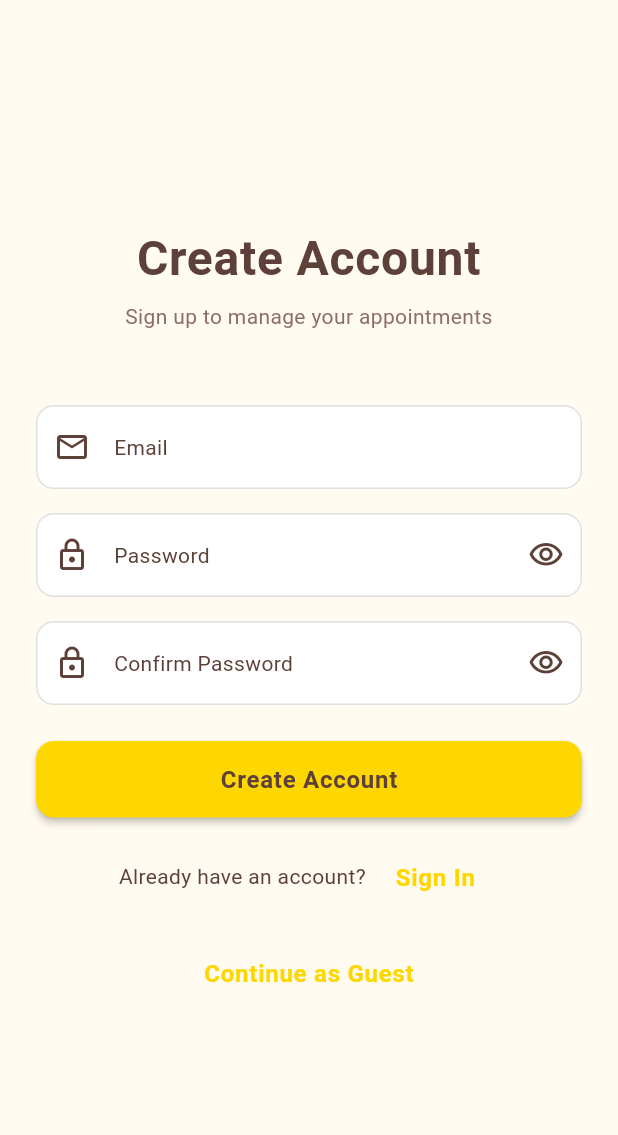
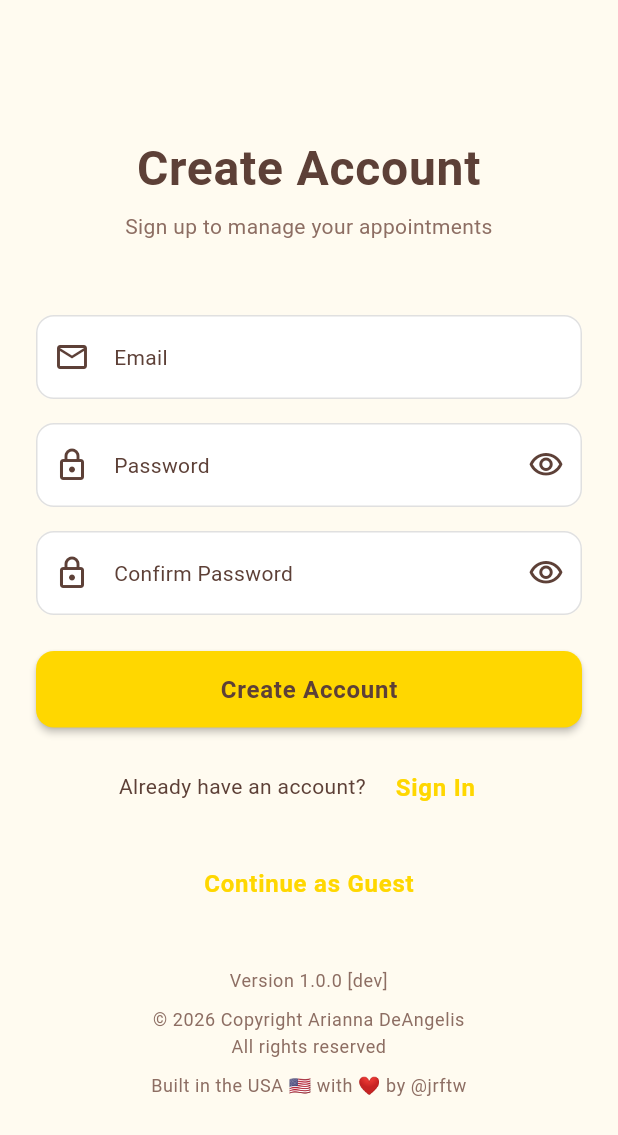
Before and after one commit to jrftw/Ari-s-Esthetician-App, a Flutter app: the SignUpScreen screen opened directly, on a phone screen of 412 x 824 dp. Shown: the top 1135 px of the screen. Run offline on Flutter 3.47's test engine with Material 3 defaults, Android fonts, the phone set to English and light mode, and no system bars; our stand-ins replace cloud_firestore, equatable, firebase_auth, firebase_core, flutter_datetime_picker_plus, go_router and 4 more; missing offline and left inert: flutter_stripe; accounts and stored records are empty; generated files the repository leaves out were written again; Roboto replaces fonts that are missing (Sunflower).

Commit message:
Update authentication screens and deployment script

```diff
--- a/lib/screens/auth/signup_screen.dart
+++ b/lib/screens/auth/signup_screen.dart
@@ -12,6 +12,7 @@ import 'package:flutter/material.dart';
 import 'package:go_router/go_router.dart';
 import '../../core/constants/app_colors.dart';
 import '../../core/constants/app_typography.dart';
+import '../../core/constants/app_version.dart';
 import '../../services/auth_service.dart';
 import '../../core/logging/app_logger.dart';
 
@@ -273,6 +274,38 @@ class _SignUpScreenState extends State<SignUpScreen> {
                     onPressed: () => context.go('/booking'),
                     child: const Text('Continue as Guest'),
                   ),
+
+                  const SizedBox(height: 32),
+
+                  // MARK: - Footer
+                  Column(
+                    mainAxisAlignment: MainAxisAlignment.center,
+                    children: [
+                      Text(
+                        'Version ${AppVersion.versionStringShort}',
+                        style: AppTypography.bodySmall.copyWith(
+                          color: AppColors.textSecondary,
+                        ),
+                        textAlign: TextAlign.center,
+                      ),
+                      const SizedBox(height: 8),
+                      Text(
+                        '© ${DateTime.now().year} Copyright Arianna DeAngelis\nAll rights reserved',
+                        style: AppTypography.bodySmall.copyWith(
+                          color: AppColors.textSecondary,
+                        ),
+                        textAlign: TextAlign.center,
+                      ),
+                      const SizedBox(height: 8),
+                      Text(
+                        'Built in the USA 🇺🇸 with ❤️ by @jrftw',
+                        style: AppTypography.bodySmall.copyWith(
+                          color: AppColors.textSecondary,
+                        ),
+                        textAlign: TextAlign.center,
+                      ),
+                    ],
+                  ),
                 ],
               ),
             ),
```
Also changed, not shown: lib/screens/auth/login_screen.dart (+33 -0 lines), 1 other file.
